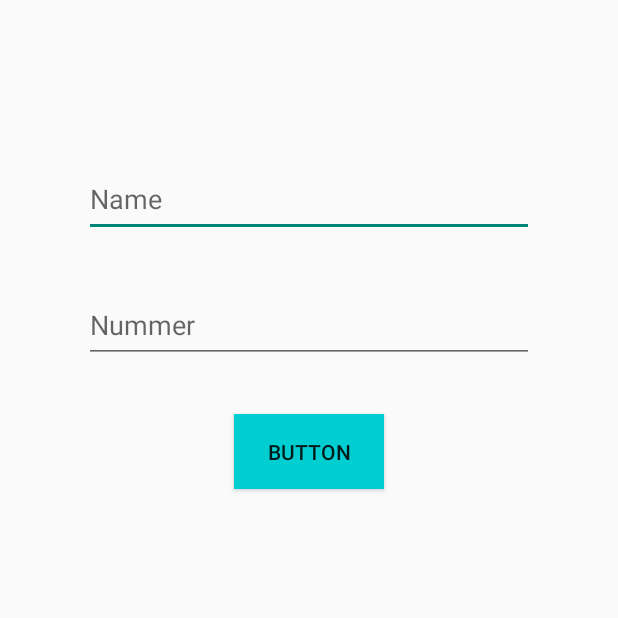
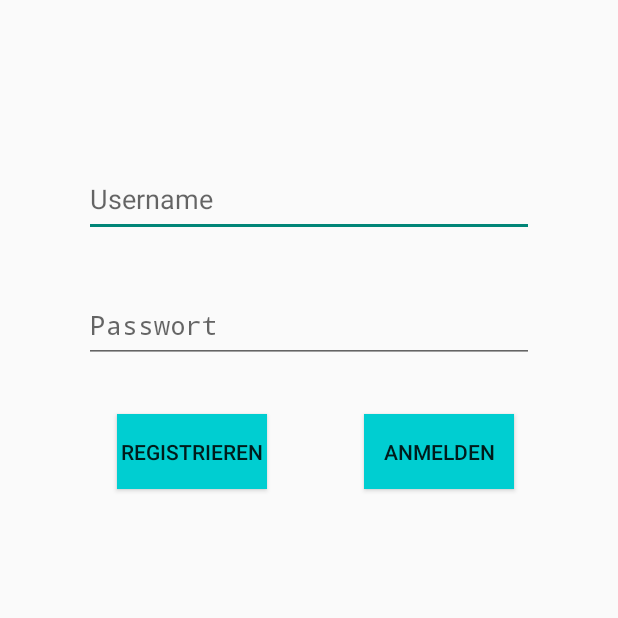
Before and after one commit to mar-01/A2-mobileapp, an Android app: the screen it shows after launch (MainActivity), on a phone screen of 412 x 824 dp, the top half of it. Run offline under Robolectric (Android 15) with nearby library versions, the phone set to English and light mode, and no system bars; our stand-ins replace Firebase (no records; nobody signed in at launch, a user with empty details on screens opened directly).

Commit message:
Login UI, Registrierung unvollständig

```diff
--- a/app/build.gradle.kts
+++ b/app/build.gradle.kts
@@ -64,6 +64,7 @@ dependencies {
     implementation("com.google.firebase:firebase-database:21.0.0")
     implementation("androidx.navigation:navigation-fragment-ktx:2.8.3")
     implementation("androidx.navigation:navigation-ui-ktx:2.8.3")
+    implementation("com.google.firebase:firebase-auth-ktx:23.1.0")
     testImplementation("junit:junit:4.13.2")
     androidTestImplementation("androidx.test.ext:junit:1.2.1")
     androidTestImplementation("androidx.test.espresso:espresso-core:3.6.1")
--- a/app/src/main/java/com/example/a2_mobileapp/MainActivity.kt
+++ b/app/src/main/java/com/example/a2_mobileapp/MainActivity.kt
@@ -3,38 +3,106 @@ package com.example.a2_mobileapp
 import android.os.Bundle
 import android.widget.Toast
 import androidx.activity.ComponentActivity
+import com.example.a2_mobileapp.databinding.ActivityLoginBinding
 import com.example.a2_mobileapp.databinding.ActivityMainBinding
+import com.google.firebase.auth.FirebaseAuth
 import com.google.firebase.database.DatabaseReference
 import com.google.firebase.database.FirebaseDatabase
 
 
 class MainActivity : ComponentActivity() {
 
-    lateinit var binding : ActivityMainBinding
-    private lateinit var  firebaseRef : DatabaseReference
+    lateinit var mainbinding : ActivityMainBinding //Main UI zum Kontakte Speichern
+    lateinit var loginbinding : ActivityLoginBinding //Login UI
+    private lateinit var  firebaseRefknt : DatabaseReference
+    private lateinit var  firebaseRefuser : DatabaseReference
+    val auth = FirebaseAuth.getInstance()
+
+
     override fun onCreate(savedInstanceState: Bundle?) {
         super.onCreate(savedInstanceState)
 
-        binding = ActivityMainBinding.inflate(layoutInflater)
-        setContentView(binding.root)
+        mainbinding = ActivityMainBinding.inflate(layoutInflater)
+        loginbinding = ActivityLoginBinding.inflate(layoutInflater)
+        setContentView(loginbinding.root) //Login UI anzeigen
 
-        firebaseRef = FirebaseDatabase.getInstance("https://a2-mobileapp-default-rtdb.europe-west1.firebasedatabase.app").getReference("Kontakte")
-        binding.btnSenddata.setOnClickListener {
+        firebaseRefuser = FirebaseDatabase.getInstance("https://a2-mobileapp-default-rtdb.europe-west1.firebasedatabase.app").getReference("User")
+        loginbinding.btnRegistration.setOnClickListener {
+            newuser()
+        }
+
+        loginbinding.btnLogin.setOnClickListener {
+            signIn()
+        }
+
+        firebaseRefknt = FirebaseDatabase.getInstance("https://a2-mobileapp-default-rtdb.europe-west1.firebasedatabase.app").getReference("Kontakte")
+        mainbinding.btnSenddata.setOnClickListener {
             senddata()
         }
     }
 
+    //User anmelden
+    private fun signIn(){
+
+    }
+
+    //User registrieren
+    private fun newuser(){
+        val  username = loginbinding.textUsername.text.toString()
+        val  password = loginbinding.textPassword.text.toString()
+
+        if(username.isEmpty()) {
+            loginbinding.textUsername.error = "Username angeben"
+            if(password.isEmpty()) loginbinding.textPassword.error = "Passwort angeben"
+            Toast.makeText(this, "Fehler beim erstellen des Accounts", Toast.LENGTH_SHORT).show()
+            return
+        }
+
+        if(password.isEmpty()) {
+            loginbinding.textPassword.error = "Passwort angeben"
+            Toast.makeText(this, "Fehler beim erstellen des Accounts", Toast.LENGTH_SHORT).show()
+            return
+        }
+
+        val email = "$username@example.com"
+        auth.createUserWithEmailAndPassword(email, password)
+            .addOnCompleteListener { task ->
+                if(task.isSuccessful) {
+                    val uid = auth.currentUser?.uid
+                    val usermap = hashMapOf("username" to username)
+
+                    if(uid != null) {
+                        firebaseRefuser.child(uid).setValue(usermap)
+                    }
+                } else {
+                    Toast.makeText(this, "Registrierung fehlgeschlagen", Toast.LENGTH_SHORT).show()
+                }
+            }
+
+    }
+
+    //Kontakte an die Datenbank schicken
     private fun senddata(){
-        val name = binding.textName.text.toString()
-        val nummer = binding.textNummer.text.toString()
+        val name = mainbinding.textName.text.toString()
+        val nummer = mainbinding.textNummer.text.toString()
 
-        if (name.isEmpty()) binding.textName.error = "Name einfügen"
-        if (nummer.isEmpty()) binding.textNummer.error = "Nummer einfügen"
+        if(name.isEmpty()) {
+            mainbinding.textName.error = "Name einfügen"
+            if(nummer.isEmpty()) mainbinding.textNummer.error = "Nummer einfügen"
+            Toast.makeText(this, "Fehler beim Hochladen der Daten", Toast.LENGTH_SHORT).show()
+            return
+        }
 
-        val kontaktId = firebaseRef.push().key!!
+        if (nummer.isEmpty()) {
+            mainbinding.textNummer.error = "Nummer einfügen"
+            Toast.makeText(this, "Fehler beim Hochladen der Daten", Toast.LENGTH_SHORT).show()
+            return
+        }
+
+        val kontaktId = firebaseRefknt.push().key!!
         val kontakt = Kontakte(kontaktId, name, nummer)
 
-        firebaseRef.child(kontaktId).setValue(kontakt)
+        firebaseRefknt.child(kontaktId).setValue(kontakt)
             .addOnCompleteListener {
                 Toast.makeText(this, "Daten hochgeladen", Toast.LENGTH_SHORT).show()
             }
--- /dev/null
+++ b/app/src/main/res/layout/activity_login.xml
@@ -0,0 +1,55 @@
+<?xml version="1.0" encoding="utf-8"?>
+<androidx.constraintlayout.widget.ConstraintLayout xmlns:android="http://schemas.android.com/apk/res/android"
+    xmlns:tools="http://schemas.android.com/tools"
+    android:layout_width="match_parent"
+    android:layout_height="match_parent"
+    xmlns:app="http://schemas.android.com/apk/res-auto">
+
+    <EditText
+        android:id="@+id/text_username"
+        android:layout_width="300dp"
+        android:layout_height="50dp"
+        android:layout_marginTop="108dp"
+        android:ems="10"
+        android:hint="Username"
+        android:inputType="text"
+        app:layout_constraintEnd_toEndOf="parent"
+        app:layout_constraintStart_toStartOf="parent"
+        app:layout_constraintTop_toTopOf="parent" />
+
+    <EditText
+        android:id="@+id/text_password"
+        android:layout_width="300dp"
+        android:layout_height="50dp"
+        android:layout_marginTop="192dp"
+        android:ems="10"
+        android:hint="Passwort"
+        android:inputType="textPassword"
+        app:layout_constraintEnd_toEndOf="parent"
+        app:layout_constraintStart_toStartOf="parent"
+        app:layout_constraintTop_toTopOf="parent" />
+
+    <Button
+        android:id="@+id/btn_registration"
+        android:layout_width="100dp"
+        android:layout_height="50dp"
+        android:layout_marginTop="276dp"
+        android:background="#00CED1"
+        android:text="Registrieren"
+        app:layout_constraintEnd_toEndOf="parent"
+        app:layout_constraintHorizontal_bias="0.25"
+        app:layout_constraintStart_toStartOf="parent"
+        app:layout_constraintTop_toTopOf="parent" />
+
+    <Button
+        android:id="@+id/btn_login"
+        android:layout_width="100dp"
+        android:layout_height="50dp"
+        android:layout_marginTop="276dp"
+        android:background="#00CED1"
+        android:text="Anmelden"
+        app:layout_constraintEnd_toEndOf="parent"
+        app:layout_constraintHorizontal_bias="0.777"
+        app:layout_constraintStart_toStartOf="parent"
+        app:layout_constraintTop_toTopOf="parent" />
+</androidx.constraintlayout.widget.ConstraintLayout>
--- a/app/src/main/res/layout/activity_main.xml
+++ b/app/src/main/res/layout/activity_main.xml
@@ -9,11 +9,11 @@
 
     <Button
         android:id="@+id/btn_senddata"
-        android:layout_width="100dp"
+        android:layout_width="150dp"
         android:layout_height="50dp"
         android:layout_marginTop="276dp"
         android:background="#00CED1"
-        android:text="Button"
+        android:text="Daten senden"
         app:layout_constraintEnd_toEndOf="parent"
         app:layout_constraintStart_toStartOf="parent"
         app:layout_constraintTop_toTopOf="parent" />
--- a/app/src/main/res/values/strings.xml
+++ b/app/src/main/res/values/strings.xml
@@ -1,6 +1,5 @@
 <resources>
     <string name="app_name">A2-mobileapp</string>
-    <!-- TODO: Remove or change this placeholder text -->
     <string name="hello_blank_fragment">Hello blank fragment</string>
     <string name="add_button_description">Add new item</string>
 </resources>
```
